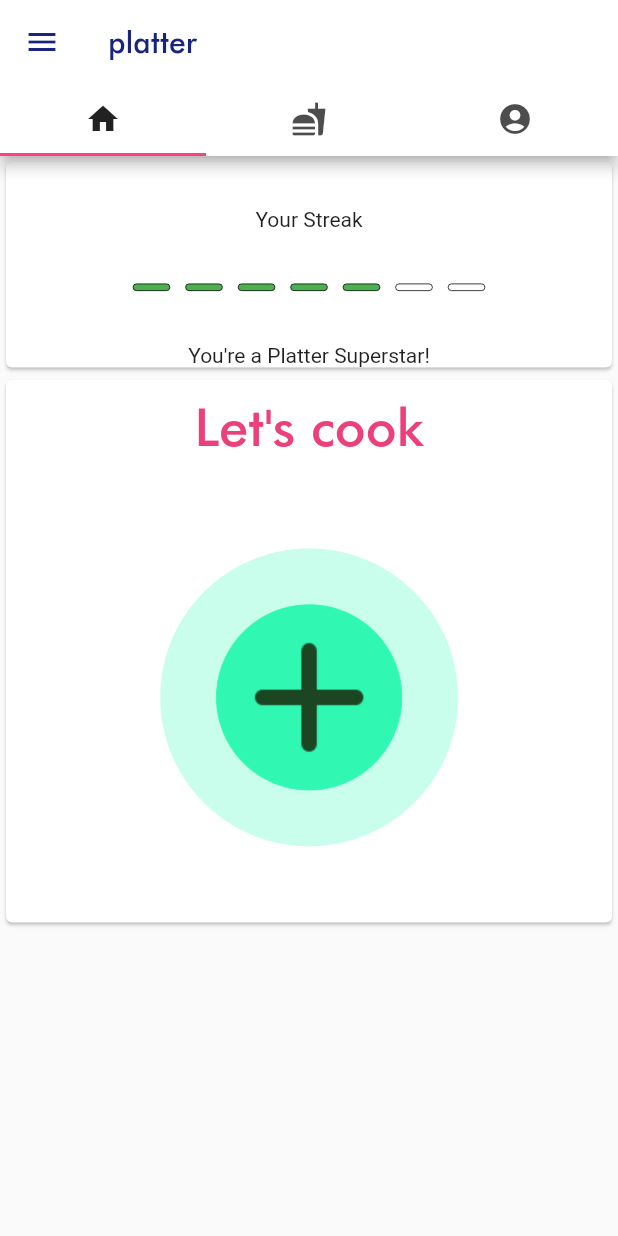
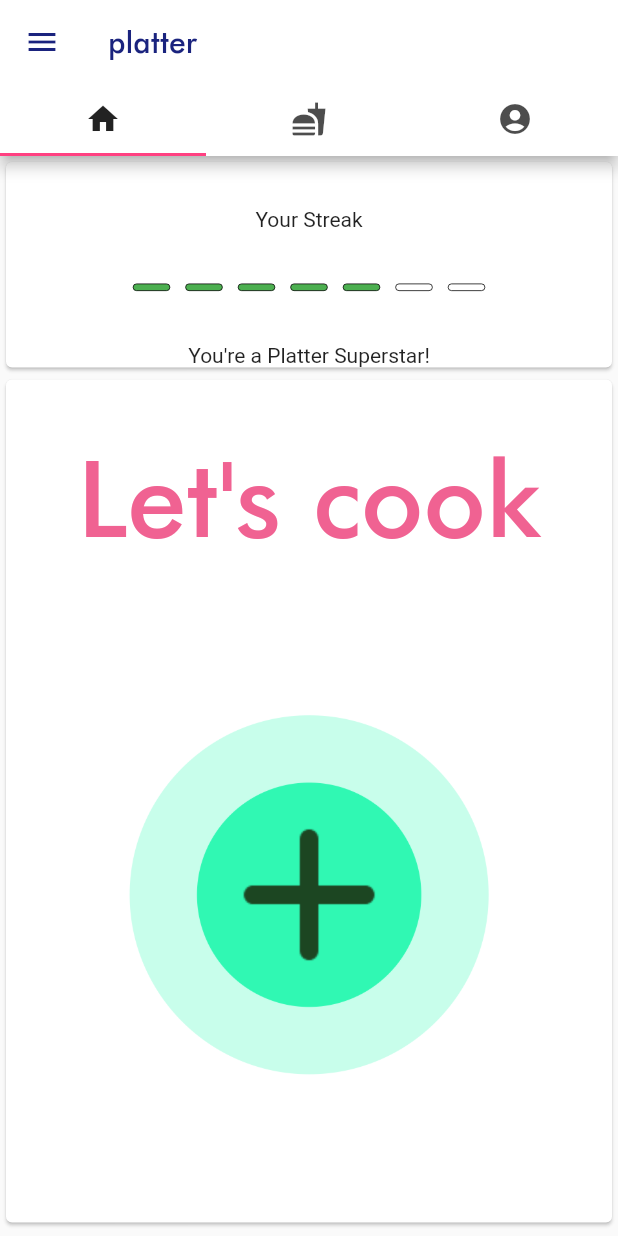
Before and after one commit to shyguywill/Platter-Flutter, a Flutter app: the screen it shows after launch, on a phone screen of 412 x 824 dp. Run offline on Flutter 3.47's test engine with Material 2 defaults, Android fonts, the phone set to English and light mode, and no system bars.

Commit message:
Change Start page structure

```diff
--- a/lib/View/list_and_search.dart
+++ b/lib/View/list_and_search.dart
@@ -14,7 +14,7 @@ class SearchList extends StatelessWidget{
 
   @override
   Widget build(BuildContext context) {
-    // TODO: implement build
+
     return DefaultTabController(
       length: 2,
       child: Scaffold(
--- a/lib/View/search_recipes.dart
+++ b/lib/View/search_recipes.dart
@@ -4,10 +4,12 @@ class SearchRecipes extends StatelessWidget {
   @override
   Widget build(BuildContext context) {
     // TODO: implement build
-    return Container(
+    return ListView(children: <Widget>[ Container(
+      height: 720,
         padding: EdgeInsets.symmetric(horizontal: 10.0, vertical: 10),
         child: Column(children: <Widget>[
           Container(
+
             decoration: BoxDecoration(borderRadius: BorderRadius.circular(35)),
             child: TextField(
               style: TextStyle(height: 0.7),
@@ -34,6 +36,6 @@ class SearchRecipes extends StatelessWidget {
               child: Text("Search for your favourite recipes"),
             ),
           ))
-        ]));
+        ]))],);
   }
 }
--- a/lib/View/start_page.dart
+++ b/lib/View/start_page.dart
@@ -1,8 +1,6 @@
 import 'package:flutter/material.dart';
 
 class StartPage extends StatelessWidget {
-
-
   @override
   Widget build(BuildContext context) {
     // TODO: implement build
@@ -25,32 +23,42 @@ class StartPage extends StatelessWidget {
             ],
           ),
         ),
-        Card(
-          child: Column(
+        Container(
+            height: 570,
+            child: Card(
+              child:Column(children: <Widget>[
+                Expanded(
+                    child: FittedBox(
+                  fit: BoxFit.contain,
+                  child:  Column(
                       children: <Widget>[
                         Container(
                           padding: EdgeInsets.all(10),
                           child: Text(
                             "Let's cook",
-                  style: TextStyle(fontFamily: "Futura", fontSize: 35,
-                  color: Colors.pink[400]),
+                            style: TextStyle(
+                                fontFamily: "Futura",
+                                fontSize: 35,
+                                color: Colors.pink[300]),
                           ),
                         ),
-
                         Container(
                           padding: EdgeInsets.all(10),
-                height: 300,
-                width: 300,
+                          height: 200,
+                          width: 200,
                           child: FlatButton(
                             onPressed: () {
                               Navigator.pushNamed(context, "/search");
                             },
                             child: Image.asset("assets/go.png"),
                           ),
+                        ),
+                      ],
+                    ),
+                  ),
                 )
               ],
-          ),
-        )
+            )))
       ],
     );
   }
```
Lines whose indentation alone changed are shown as unchanged.
